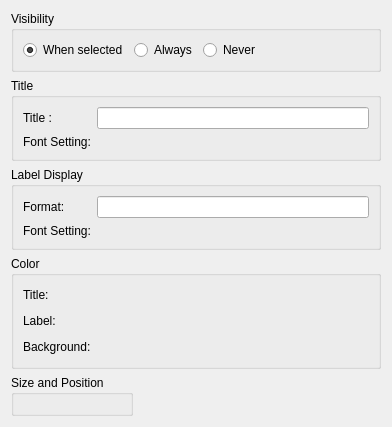
Qt form libs/guicore/scalarstocolors/colormaplegendsettingeditwidget.ui (i-RIC/prepost-gui) before a commit.
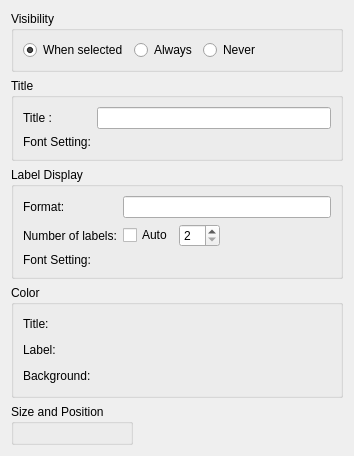
The same form after that commit. Custom widgets are drawn as their Qt base class.

Commit message: Number of labels in color bar for continuous mode can be edited now.

```diff
--- a/libs/guicore/scalarstocolors/colormaplegendsettingeditwidget.ui
+++ b/libs/guicore/scalarstocolors/colormaplegendsettingeditwidget.ui
@@ -6,8 +6,8 @@
    <rect>
     <x>0</x>
     <y>0</y>
-    <width>392</width>
-    <height>388</height>
+    <width>354</width>
+    <height>416</height>
    </rect>
   </property>
   <property name="windowTitle">
@@ -110,13 +110,51 @@
        <widget class="QLineEdit" name="labelFormatEdit"/>
       </item>
       <item row="1" column="0">
+       <widget class="QLabel" name="numLabelsLabel">
+        <property name="text">
+         <string>Number of labels:</string>
+        </property>
+       </widget>
+      </item>
+      <item row="1" column="1">
+       <layout class="QHBoxLayout" name="horizontalLayout_6">
+        <item>
+         <widget class="QCheckBox" name="numLabelsAutoCheckBox">
+          <property name="text">
+           <string>Auto</string>
+          </property>
+         </widget>
+        </item>
+        <item>
+         <widget class="QSpinBox" name="numLabelsSpinBox">
+          <property name="minimum">
+           <number>2</number>
+          </property>
+         </widget>
+        </item>
+        <item>
+         <spacer name="horizontalSpacer_3">
+          <property name="orientation">
+           <enum>Qt::Horizontal</enum>
+          </property>
+          <property name="sizeHint" stdset="0">
+           <size>
+            <width>40</width>
+            <height>20</height>
+           </size>
+          </property>
+         </spacer>
+        </item>
+       </layout>
+      </item>
+      <item row="2" column="0">
        <widget class="QLabel" name="labelFontLabel">
         <property name="text">
          <string>Font Setting:</string>
         </property>
        </widget>
       </item>
-      <item row="1" column="1">
+      <item row="2" column="1">
        <widget class="QFontEditWidget" name="labelFontWidget" native="true"/>
       </item>
      </layout>
```
Left out of the diff: 19 changed lines with no effect on the pictures. The commit also changes 6 other files.
